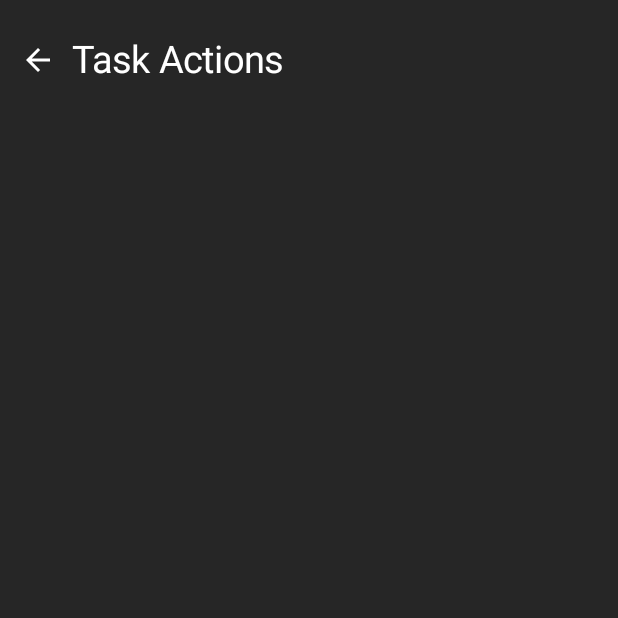
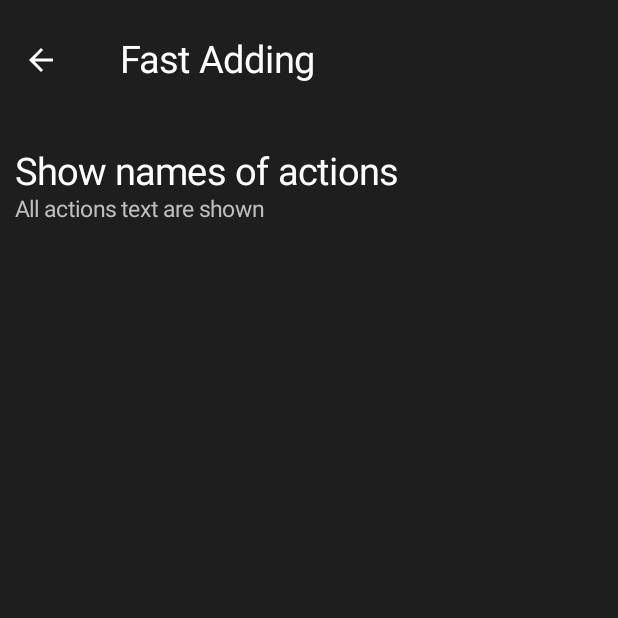
Before and after one commit to DTIXD/Everyday-Tasks, an Android app built with Jetpack Compose: the TaskFunctionsPage screen opened through its navigation route, on a phone screen of 412 x 824 dp, the top half of it. Run offline under Robolectric (Android 15) with nearby library versions, the phone set to English and light mode, and no system bars; our stand-ins replace Firebase (no records; nobody signed in at launch, a user with empty details on screens opened directly); libraries missing offline, so code that uses them is left out: kotlin.text.replaceFirstChar.

Commit message:
navigate to TaskFunctions.kt, text for lever

```diff
--- a/app/src/main/java/com/example/everydaytasks/MainActivity.kt
+++ b/app/src/main/java/com/example/everydaytasks/MainActivity.kt
@@ -969,7 +969,15 @@ class MainActivity : ComponentActivity() {
                                             modifier = Modifier
                                                 .padding(
                                                     horizontal = 15.dp
-                                                ),
+                                                )
+                                                .clickable {
+                                                    navController.navigate(TaskFunctionsObject)
+                                                    scope.launch {
+                                                        sheet1State.value = false
+                                                        showDialog4.value = false
+                                                        isBottomMenuVisible.value = false
+                                                    }
+                                                },
                                             verticalAlignment = Alignment.CenterVertically
                                         ) {
                                             Image(
@@ -3137,9 +3145,3 @@ class MainActivity : ComponentActivity() {
 
     }
 }
-
-// navController.navigate(TaskFunctionsObject)
-//                                                        scope.launch {
-//                                                            sheet1State.value = false
-//                                                            isBottomMenuVisible.value = false
-//                                                        }
--- a/app/src/main/java/com/example/everydaytasks/ui/theme/taskfunc/TaskFunctionsScreen.kt
+++ b/app/src/main/java/com/example/everydaytasks/ui/theme/taskfunc/TaskFunctionsScreen.kt
@@ -5,8 +5,11 @@ import androidx.compose.foundation.clickable
 import androidx.compose.foundation.layout.Box
 import androidx.compose.foundation.layout.Column
 import androidx.compose.foundation.layout.Row
+import androidx.compose.foundation.layout.Spacer
 import androidx.compose.foundation.layout.fillMaxSize
+import androidx.compose.foundation.layout.height
 import androidx.compose.foundation.layout.padding
+import androidx.compose.foundation.layout.width
 import androidx.compose.material.icons.Icons
 import androidx.compose.material.icons.filled.ArrowBack
 import androidx.compose.material3.Icon
@@ -17,7 +20,8 @@ import androidx.compose.ui.Modifier
 import androidx.compose.ui.graphics.Color
 import androidx.compose.ui.unit.dp
 import androidx.compose.ui.unit.sp
-import com.example.everydaytasks.ui.theme.BottomMenuColor
+import com.example.everydaytasks.ui.theme.BGColor
+import com.example.everydaytasks.ui.theme.CaptionTextColor
 import com.example.everydaytasks.ui.theme.progress.ProgressScreenDataObject
 
 @Composable
@@ -29,7 +33,7 @@ fun TaskFunctionsPage(
         modifier = modifier
             .fillMaxSize()
             .background(
-                color = BottomMenuColor
+                color = BGColor
             )
     ) {
         Column(
@@ -39,7 +43,7 @@ fun TaskFunctionsPage(
             Row(
                 modifier = Modifier
                     .padding(
-                        horizontal = 8.dp
+                        horizontal = 10.dp
                     ),
                 verticalAlignment = Alignment.CenterVertically
             ) {
@@ -60,6 +64,10 @@ fun TaskFunctionsPage(
                     contentDescription = "Add",
                     tint = Color.White
                 )
+                Spacer(
+                    modifier = Modifier
+                        .width(30.dp)
+                )
                 Text(
                     modifier = Modifier
                         .padding(
@@ -68,11 +76,46 @@ fun TaskFunctionsPage(
                             start = 5.dp,
                             end = 5.dp
                         ),
-                    text = "Task Actions",
+                    text = "Fast Adding",
                     fontSize = 25.sp,
                     color = Color.White
                 )
             }
+            Spacer(
+                modifier = Modifier
+                    .height(40.dp)
+            )
+            Row(
+                modifier = Modifier
+                    .padding(
+                        horizontal = 10.dp
+                    ),
+                verticalAlignment = Alignment.CenterVertically
+            ) {
+                Column(
+                    horizontalAlignment = Alignment.Start
+                ) {
+                    Text(
+                        text = "Show names of actions",
+                        fontSize = 25.sp,
+                        color = Color.White
+                    )
+                    Spacer(
+                        modifier = Modifier
+                            .height(1.dp)
+                    )
+                    Text(
+                        text = "All actions text are shown",
+                        fontSize = 15.sp,
+                        color = CaptionTextColor
+                    )
+                }
+                Column(
+                    horizontalAlignment = Alignment.End
+                ) {
+
+                }
+            }
         }
     }
 }
```
